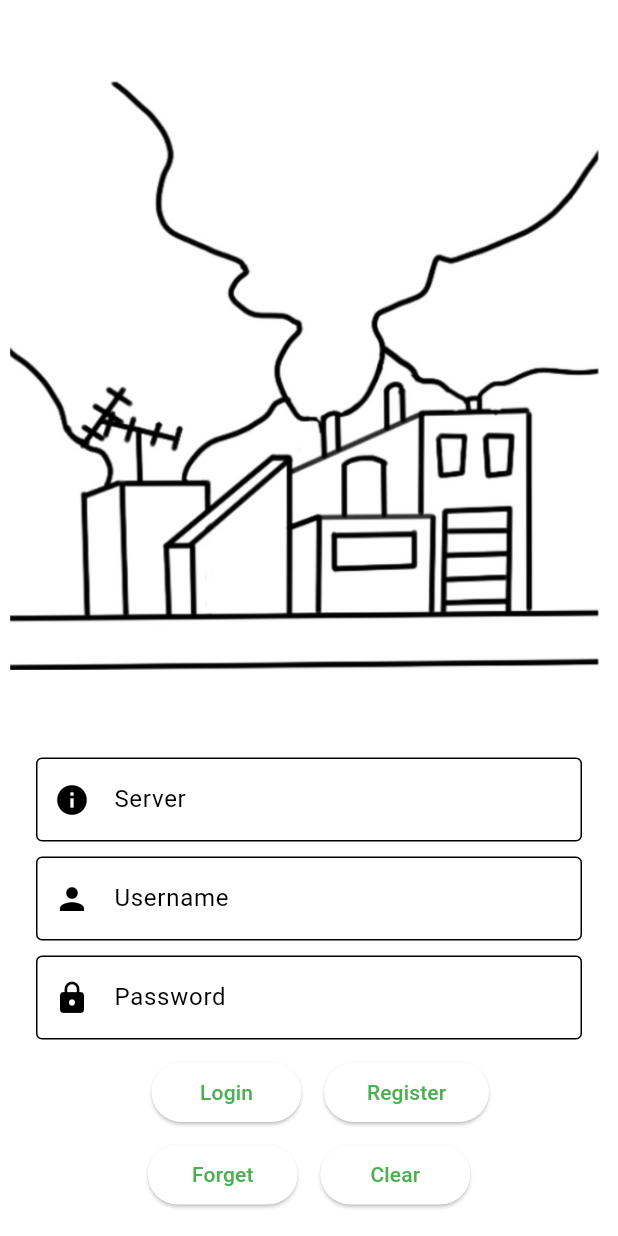
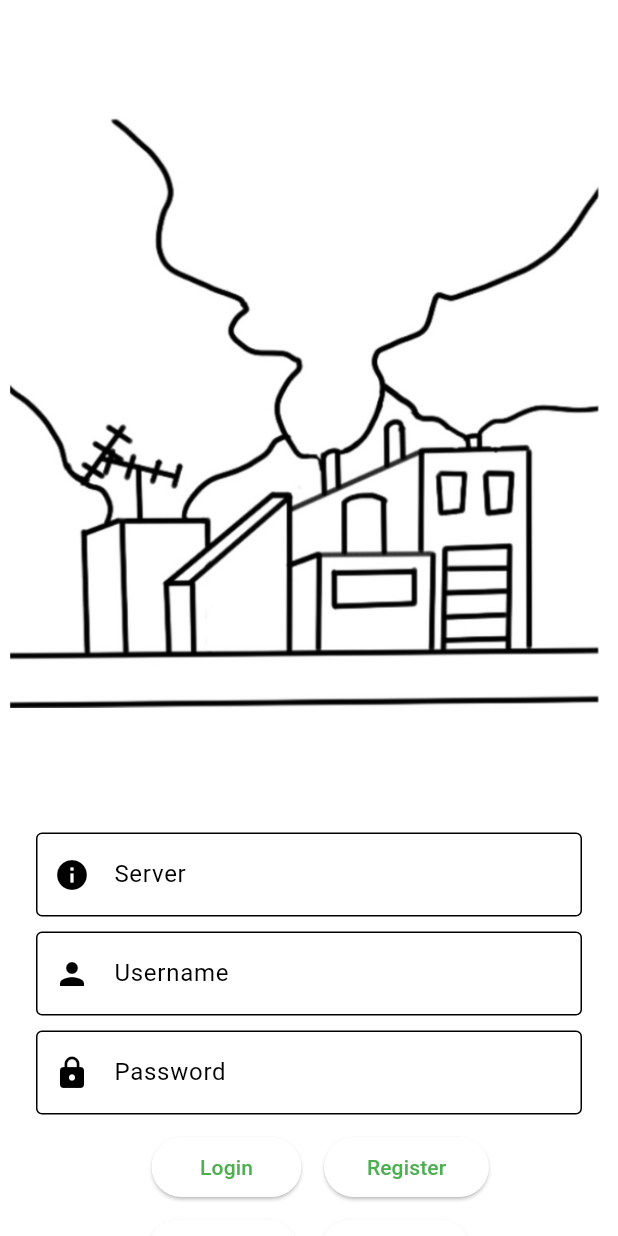
Before and after one commit to neko0xff/2023_schoolResearch_ClientApp, a Flutter app: the screen it shows after launch, on a phone screen of 412 x 824 dp. Run offline on Flutter 3.47's test engine with Material 3 defaults, Android fonts, the phone set to English and light mode, and no system bars; our stand-ins replace fl_chart, pdf, printing, share_plus, shared_preferences; missing offline and left inert: local_notifier, pwa_install, syncfusion_flutter_pdfviewer.

Commit message:
20231127 update4

```diff
--- a/src/viewapp_v2_1/lib/pages/widget/wallpaper.dart
+++ b/src/viewapp_v2_1/lib/pages/widget/wallpaper.dart
@@ -10,7 +10,7 @@ class wallpaperLogin extends StatelessWidget {
     return Image.asset(
       wallpaper_path,
       width: 1500.0,
-      height: 500.0,
+      height: 550.0,
       fit: BoxFit.contain,
     );
   }
```
